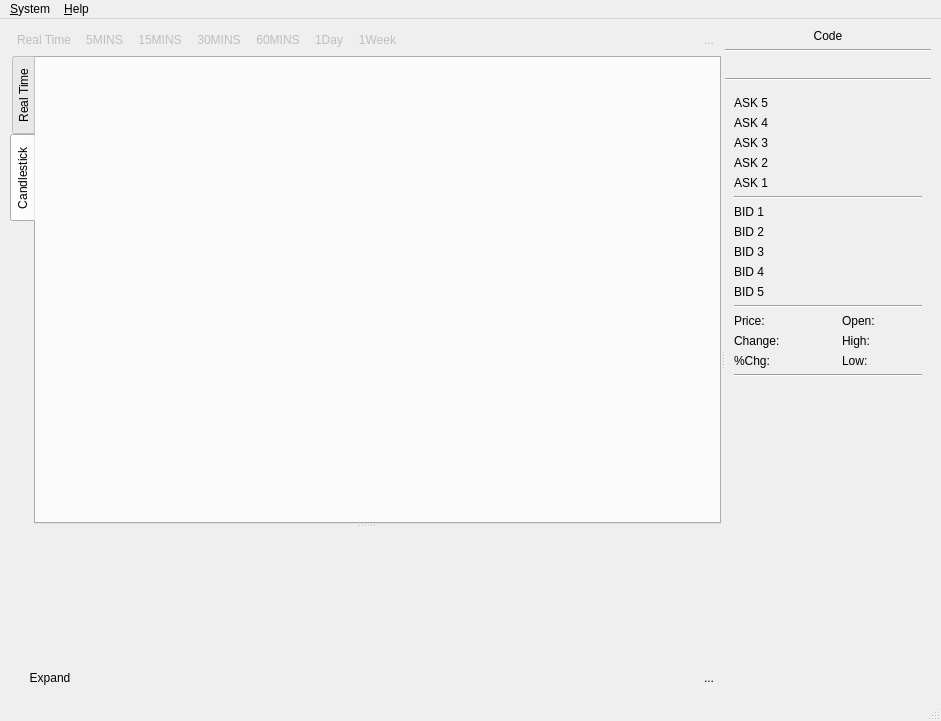
The window that mainwindow.ui (ihehui/StocksInfo) describes before a commit, drawn with Qt 5.
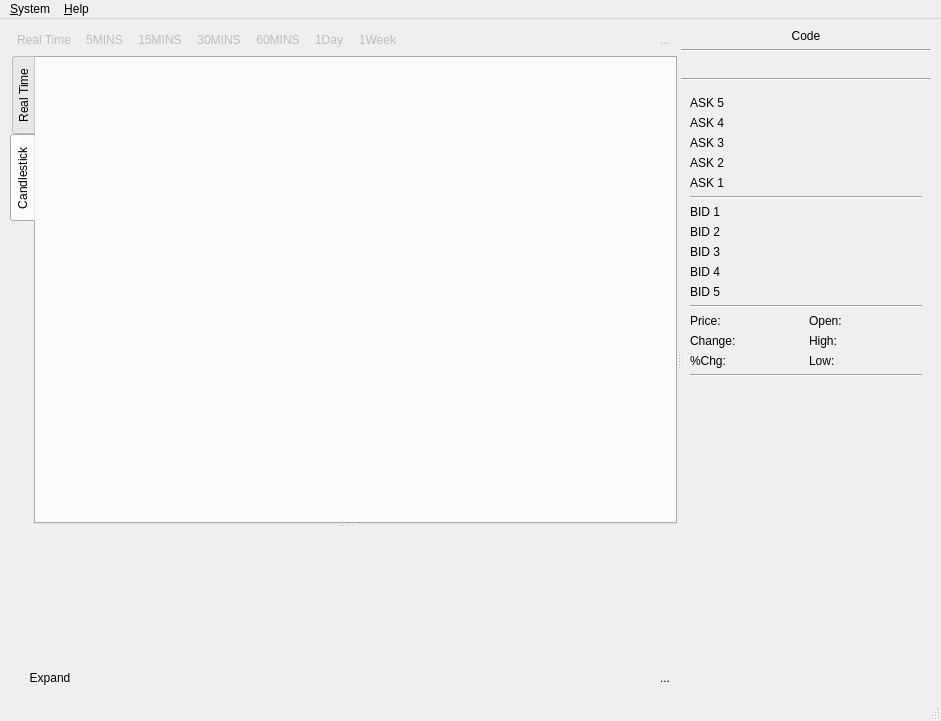
The same window after the commit. The open tabs and pages were chosen to show the change. Custom widgets are drawn as their Qt base class.

Diff of the .ui file:
```diff
--- a/mainwindow.ui
+++ b/mainwindow.ui
@@ -394,6 +394,24 @@
            </layout>
           </widget>
           <widget class="QWidget" name="widgetRealTimeInfo" native="true">
+           <property name="sizePolicy">
+            <sizepolicy hsizetype="Fixed" vsizetype="Preferred">
+             <horstretch>0</horstretch>
+             <verstretch>0</verstretch>
+            </sizepolicy>
+           </property>
+           <property name="minimumSize">
+            <size>
+             <width>250</width>
+             <height>0</height>
+            </size>
+           </property>
+           <property name="maximumSize">
+            <size>
+             <width>250</width>
+             <height>16777215</height>
+            </size>
+           </property>
            <layout class="QVBoxLayout" name="verticalLayout_6">
             <item>
              <widget class="QLabel" name="labelCode">
```
Left out of the diff: 4 changed lines with no effect on the pictures.
